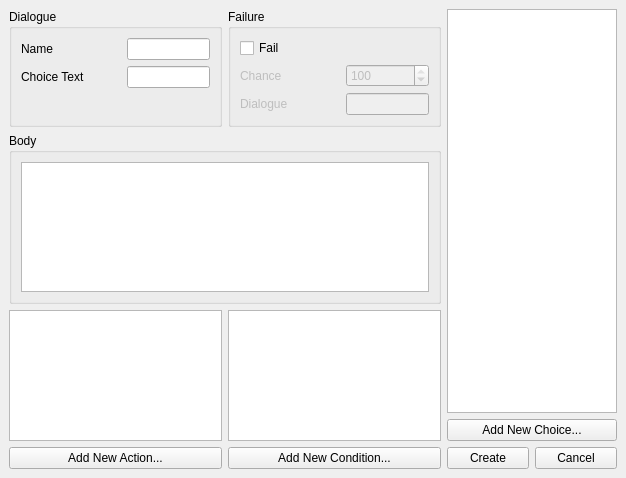
First picture: the form in editor/dialogue.ui, repository SodaCookie/rpeg, before the edit.
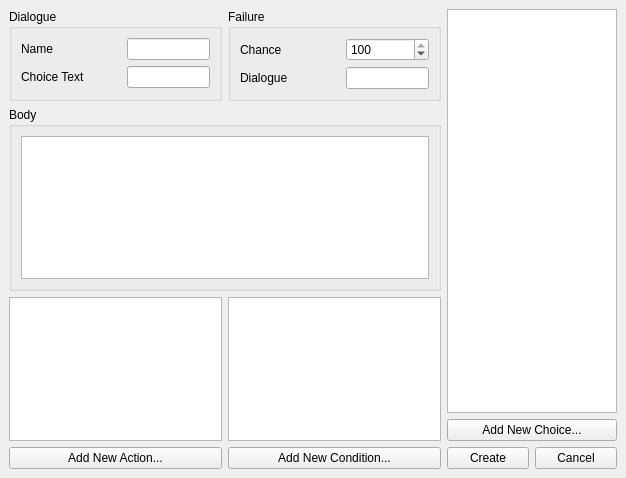
Second picture: the form after the edit.

Commit message: Added dialogue editor window. Window shows new data

Patch:
```diff
--- a/editor/dialogue.ui
+++ b/editor/dialogue.ui
@@ -83,23 +83,19 @@
         </item>
         <item>
          <widget class="QGroupBox" name="groupBox_2">
+          <property name="enabled">
+           <bool>true</bool>
+          </property>
           <property name="title">
            <string>Failure</string>
           </property>
           <layout class="QVBoxLayout" name="verticalLayout_3">
-           <item>
-            <widget class="QCheckBox" name="checkBox">
-             <property name="text">
-              <string>Fail</string>
-             </property>
-            </widget>
-           </item>
            <item>
             <layout class="QHBoxLayout" name="horizontalLayout_5">
              <item>
               <widget class="QLabel" name="label_3">
                <property name="enabled">
-                <bool>false</bool>
+                <bool>true</bool>
                </property>
                <property name="minimumSize">
                 <size>
@@ -115,7 +111,7 @@
              <item>
               <widget class="QSpinBox" name="spinBox">
                <property name="enabled">
-                <bool>false</bool>
+                <bool>true</bool>
                </property>
                <property name="maximum">
                 <number>100</number>
@@ -132,7 +128,7 @@
              <item>
               <widget class="QLabel" name="label_4">
                <property name="enabled">
-                <bool>false</bool>
+                <bool>true</bool>
                </property>
                <property name="minimumSize">
                 <size>
@@ -148,7 +144,7 @@
              <item>
               <widget class="QLineEdit" name="lineEdit_3">
                <property name="enabled">
-                <bool>false</bool>
+                <bool>true</bool>
                </property>
               </widget>
              </item>
```
Left out of the diff: 29 changed lines with no effect on the pictures. The commit also changes 4 other files.
